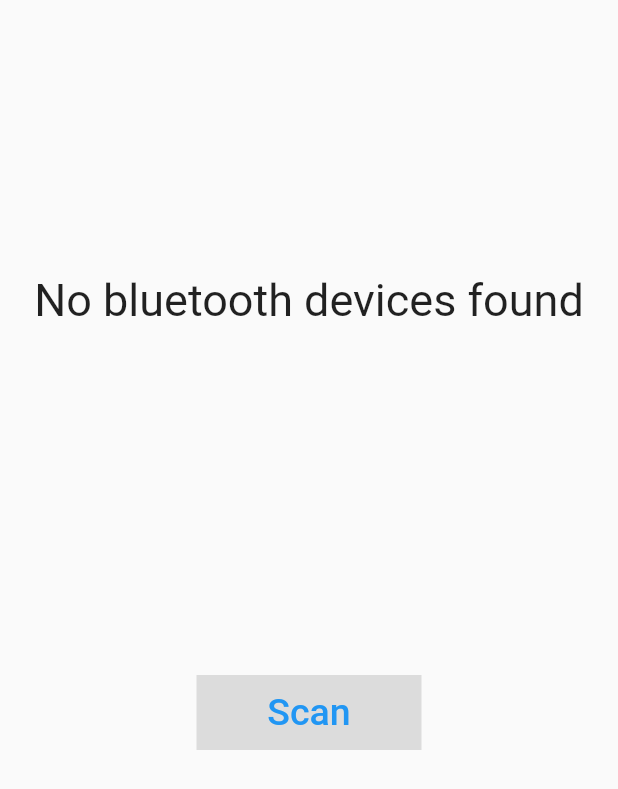
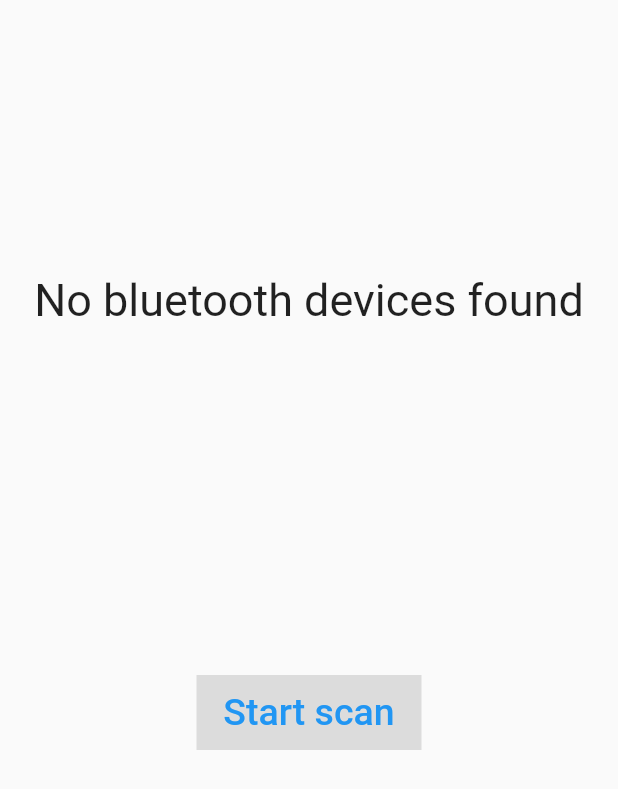
Before and after one commit to MarkKh792/flutter_android_ble, a Flutter app: the screen it shows after launch, on a phone screen of 412 x 824 dp. Shown: the top 789 px of the screen. Run offline on Flutter 3.47's test engine with Material 2 defaults, Android fonts, the phone set to English and light mode, and no system bars; our stand-ins replace flutter_blue_plus.

```diff
--- a/lib/src/constants.dart
+++ b/lib/src/constants.dart
@@ -1,2 +1,3 @@
 const String noDevicesFoundText = 'No bluetooth devices found';
-const String findText = 'Scan';
+const String startScanText = 'Start scan';
+const String stopScanText = 'Stop scan';
--- a/lib/ui/main_page.dart
+++ b/lib/ui/main_page.dart
@@ -35,50 +35,31 @@ class _MainPageState extends State<MainPage> {
               color: Colors.black12,
               height: 50,
               width: 150,
-              child: TextButton(
-                child: const Text(
-                  findText,
-                  style: TextStyle(fontSize: 25),
-                ),
-                onPressed: () => _getDevices(),
-              ))
+              child: StreamBuilder<bool>(
+                  stream: flutterBlue.isScanning,
+                  initialData: false,
+                  builder: (context, snapshot) {
+                    if (snapshot.data!) {
+                      return TextButton(
+                        child: const Text(
+                          stopScanText,
+                          style: TextStyle(fontSize: 25),
+                        ),
+                        onPressed: () => flutterBlue.stopScan(),
+                      );
+                    } else {
+                      return TextButton(
+                        child: const Text(
+                          startScanText,
+                          style: TextStyle(fontSize: 25),
+                        ),
+                        onPressed: () => flutterBlue.startScan(
+                            timeout: const Duration(seconds: 4)),
+                      );
+                    }
+                  }))
         ],
       ),
     );
   }
-
-  void _getDevices() {
-    List<BluetoothDevice> bluetoothDevices = [];
-    flutterBlue.startScan(timeout: const Duration(seconds: 4));
-
-    setState(() {
-      devices.clear();
-      noDevicesFound = DeviceSearchStatus.inProgress;
-    });
-
-    Timer(
-      const Duration(seconds: 4),
-      () => setState(() {
-        devices = bluetoothDevices;
-        if (bluetoothDevices.isNotEmpty) {
-          noDevicesFound = DeviceSearchStatus.searchSucceeded;
-        } else {
-          noDevicesFound = DeviceSearchStatus.noDevicesFound;
-        }
-      }),
-    );
-
-    var scanSubscription = flutterBlue.scanResults.listen((results) {
-      for (var element in results) {
-        if (element.device.name.isNotEmpty) {
-          bluetoothDevices.add(element.device);
-          print('${element.device.name} found! rssi: ${element.rssi}');
-        }
-      }
-    });
-
-    flutterBlue.stopScan();
-
-    //return bluetoothDevices;
-  }
 }
--- a/lib/ui/widgets/custom_list_view.dart
+++ b/lib/ui/widgets/custom_list_view.dart
@@ -1,4 +1,5 @@
 import 'package:flutter/material.dart';
+import 'package:flutter_android_ble/main.dart';
 import 'package:flutter_blue_plus/flutter_blue_plus.dart';
 
 import '../../src/constants.dart';
@@ -23,33 +24,35 @@ class _CustomListViewState extends State<CustomListView> {
   Widget build(BuildContext context) {
     return SizedBox(
       height: 400,
-      child: _buildChild(widget.searchStatus, widget.devices),
+      child: StreamBuilder<List<ScanResult>>(
+        stream: flutterBlue.scanResults,
+        initialData: const [],
+        builder: (context, snapshot) {
+          List<ScanResult> scanResults = [];
+
+          for (var r in snapshot.data!) {
+            if (r.device.name.isNotEmpty) {
+              scanResults.add(r);
+            }
+          }
+          return _buildChild(scanResults);
+        },
+      ),
     );
   }
 
-  Widget _buildChild(
-      DeviceSearchStatus searchStatus, List<BluetoothDevice> devices) {
-    if (searchStatus == DeviceSearchStatus.inProgress) {
-      return const Center(
-        child: SizedBox(
-          height: 100,
-          width: 100,
-          child: CircularProgressIndicator(),
-        ),
-      );
-    }
-
-    if (searchStatus == DeviceSearchStatus.searchSucceeded) {
+  Widget _buildChild(List<ScanResult> scanResults) {
+    if (scanResults.isNotEmpty) {
       return Scrollbar(
         child: ListView(
           children: [
-            for (int i = 0; i < widget.devices.length; i++)
+            for (int i = 0; i < scanResults.length; i++)
               ListTile(
-                title: Text(widget.devices[i].name,
+                title: Text(scanResults[i].device.name,
                     style: const TextStyle(fontSize: 30)),
                 minVerticalPadding: 10,
                 subtitle: Text(
-                  'MAC: ${widget.devices[i].id}',
+                  'MAC: ${scanResults[i].device.id}',
                   style: const TextStyle(fontSize: 20),
                 ),
                 onTap: () {
```
